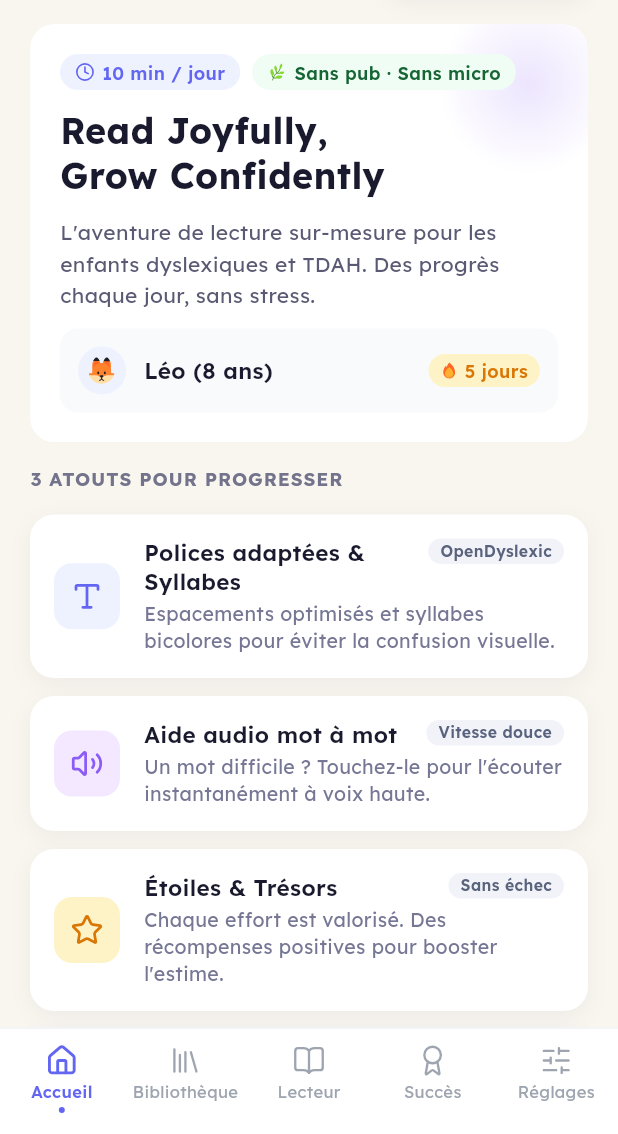
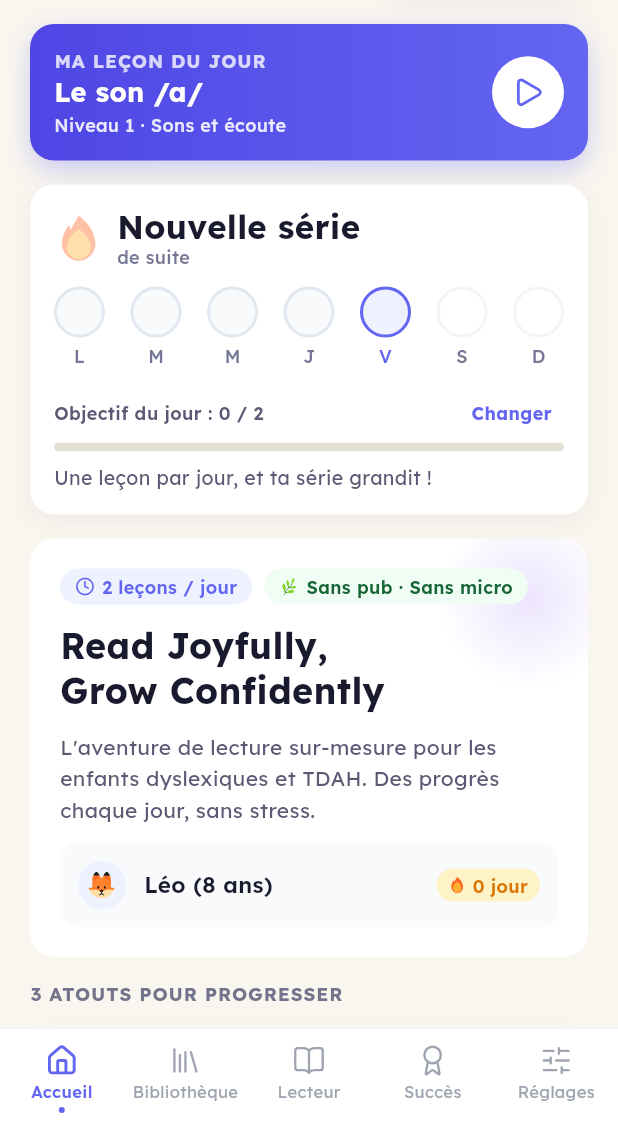
Before and after one commit to gedeonkiaba/natanga-ai, a Flutter app: the screen it shows after launch, on a phone screen of 412 x 824 dp, the part 102-1236 px from its top. Run offline on Flutter 3.47's test engine with Material 3 defaults, Android fonts, the phone set to English and light mode, and no system bars; our stand-ins replace dio, flutter_riverpod, flutter_secure_storage, flutter_svg, flutter_tts, go_router and 1 more.

Commit message:
Daily habit loop: lesson of the day, streak, daily goal, jokers
- habit.dart (pure, tested): streak of consecutive days with a lesson or
  story, daily goal (1/2/3, chosen by the child), a joker every 7 streak
  days (max 2) that silently protects a missed day; DST-safe; 90-day
  history stored with the progress (old saves load with a fresh habit).
- Home: 'Ma leçon du jour' card starts the next lesson in one tap; streak
  card with the week (done / protected / today), daily goal bar, 'Changer'
  goal picker and encouraging copy; real streak in the profile row.
- Lesson end: recorded immediately; celebrates streak (+1, milestones),
  goal reached, joker earned/used; 'Leçon suivante' chains lessons,
  'Recommencer' when under 70 %; lesson route keyed by URI.
- Clock injectable for tests; 10 new tests (83). docs/29.

Co-Authored-By: Claude Opus 5.5 <noreply@anthropic.com>
Claude-Session: https://claude.ai/code/session_01MCupzEsqksPnL8oK8W5H5G

```diff
--- a/apps/mobile-flutter/lib/domain/pedagogy.dart
+++ b/apps/mobile-flutter/lib/domain/pedagogy.dart
@@ -256,3 +256,15 @@ List<NodeState> computeTreeState(List<SkillNode> nodes, Map<String, (NodeStatus,
         NodeState(n, mastered >= n.unlockedWhen ? NodeStatus.available : NodeStatus.locked, 0),
   ];
 }
+
+/// Prochaine leçon à faire : la première commencée ou disponible, dans l'ordre du parcours.
+/// `null` quand tout est maîtrisé.
+NodeState? nextLessonNode(List<NodeState> states) {
+  for (final s in states) {
+    if (s.status == NodeStatus.inProgress || s.status == NodeStatus.available) return s;
+  }
+  return null;
+}
+
+/// Niveau d'un nœud du parcours.
+CurriculumLevel? levelOf(SkillNode node) => curriculumLevels.where((l) => l.key == node.level).firstOrNull;
--- /dev/null
+++ b/apps/mobile-flutter/lib/features/habit.dart
@@ -0,0 +1,194 @@
+/// Habitude de lecture, à la façon de Duolingo mais sans pression :
+/// - **série** : nombre de jours d'affilée avec au moins une leçon ou une histoire ;
+/// - **objectif du jour** : 1, 2 ou 3 activités, choisi par l'enfant ;
+/// - **joker** : gagné tous les 7 jours de série (2 au plus), il protège automatiquement
+///   un jour oublié. Une série perdue n'est jamais reprochée : on en recommence une.
+///
+/// Logique pure (dates locales `aaaa-mm-jj`), sans Flutter ni stockage.
+library;
+
+/// Objectifs proposés (activités par jour) et leur nom.
+const dailyGoals = {1: 'Tranquille', 2: 'Régulier', 3: 'Champion'};
+const defaultDailyGoal = 2;
+
+/// Un joker tous les 7 jours de série ; on en garde 2 au plus.
+const jokerEvery = 7;
+const maxJokers = 2;
+
+/// Paliers de série fêtés en fin de leçon.
+const streakMilestones = [3, 7, 14, 30, 50, 100];
+
+/// Historique conservé (jours).
+const habitHistoryDays = 90;
+
+String dayKey(DateTime d) => '${d.year.toString().padLeft(4, '0')}-${d.month.toString().padLeft(2, '0')}-${d.day.toString().padLeft(2, '0')}';
+
+DateTime _day(DateTime d) => DateTime(d.year, d.month, d.day);
+DateTime _parse(String key) => DateTime.parse(key);
+
+/// Nombre de jours entre deux dates (calendrier local, changements d'heure compris).
+int daysBetween(DateTime from, DateTime to) => (_day(to).difference(_day(from)).inHours / 24).round();
+
+class Habit {
+  const Habit({this.days = const {}, this.frozen = const {}, this.dailyGoal = defaultDailyGoal, this.jokers = 0});
+
+  /// Activités terminées par jour (`aaaa-mm-jj` → nombre).
+  final Map<String, int> days;
+
+  /// Jours oubliés protégés par un joker.
+  final Set<String> frozen;
+  final int dailyGoal;
+  final int jokers;
+
+  static const initial = Habit();
+
+  bool _covered(String key) => (days[key] ?? 0) > 0 || frozen.contains(key);
+
+  int doneOn(DateTime day) => days[dayKey(day)] ?? 0;
+  bool activeOn(DateTime day) => doneOn(day) > 0;
+  bool goalReachedOn(DateTime day) => doneOn(day) >= dailyGoal;
+
+  /// Série en cours. Tant que la journée n'est pas finie, la série d'hier compte encore.
+  int streak(DateTime today) {
+    var d = _day(today);
+    if (!_covered(dayKey(d))) d = d.subtract(const Duration(days: 1));
+    var n = 0;
+    while (_covered(dayKey(d))) {
+      if ((days[dayKey(d)] ?? 0) > 0) n++; // un jour protégé garde la série sans l'allonger
+      d = d.subtract(const Duration(days: 1));
+    }
+    return n;
+  }
+
+  /// La semaine en cours, du lundi au dimanche.
+  List<WeekDay> week(DateTime today) {
+    final t = _day(today);
+    final monday = t.subtract(Duration(days: t.weekday - 1));
+    return [
+      for (var i = 0; i < 7; i++)
+        () {
+          final d = monday.add(Duration(days: i));
+          final key = dayKey(d);
+          final state = d.isAfter(t)
+              ? DayState.future
+              : (days[key] ?? 0) > 0
+              ? DayState.done
+              : frozen.contains(key)
+              ? DayState.frozen
+              : d == t
+              ? DayState.today
+              : DayState.missed;
+          return WeekDay(d, state);
+        }(),
+    ];
+  }
+
+  Habit copyWith({Map<String, int>? days, Set<String>? frozen, int? dailyGoal, int? jokers}) => Habit(
+    days: days ?? this.days,
+    frozen: frozen ?? this.frozen,
+    dailyGoal: dailyGoal ?? this.dailyGoal,
+    jokers: jokers ?? this.jokers,
+  );
+
+  Map<String, Object?> toJson() => {'days': days, 'frozen': frozen.toList()..sort(), 'dailyGoal': dailyGoal, 'jokers': jokers};
+
+  static Habit fromJson(Object? raw) {
+    if (raw is! Map) return initial;
+    final goal = (raw['dailyGoal'] as num?)?.toInt() ?? defaultDailyGoal;
+    return Habit(
+      days: {for (final e in (raw['days'] as Map? ?? {}).entries) e.key as String: (e.value as num).toInt()},
+      frozen: {for (final d in raw['frozen'] as List? ?? []) d as String},
+      dailyGoal: dailyGoals.containsKey(goal) ? goal : defaultDailyGoal,
+      jokers: ((raw['jokers'] as num?)?.toInt() ?? 0).clamp(0, maxJokers),
+    );
+  }
+}
+
+enum DayState { done, frozen, today, missed, future }
+
+class WeekDay {
+  const WeekDay(this.date, this.state);
+  final DateTime date;
+  final DayState state;
+}
+
+/// Ce qu'une activité vient de changer, pour la fête de fin de leçon.
+class HabitChange {
+  const HabitChange({
+    required this.streakBefore,
+    required this.streakAfter,
+    required this.doneToday,
+    required this.goal,
+    required this.jokerEarned,
+    required this.jokersUsed,
+  });
+
+  /// Compare l'habitude avant et après une activité du jour [now].
+  factory HabitChange.between(Habit before, Habit after, DateTime now) => HabitChange(
+    streakBefore: before.streak(now),
+    streakAfter: after.streak(now),
+    doneToday: after.doneOn(now),
+    goal: after.dailyGoal,
+    jokerEarned: after.jokers > before.jokers,
+    jokersUsed: after.frozen.difference(before.frozen).length,
+  );
+
+  final int streakBefore;
+  final int streakAfter;
+  final int doneToday;
+  final int goal;
+  final bool jokerEarned;
+  final int jokersUsed;
+
+  /// Première activité du jour : la série vient de grandir.
+  bool get streakExtended => streakAfter > streakBefore;
+  bool get goalJustReached => doneToday == goal;
+  bool get goalReached => doneToday >= goal;
+
+  /// Palier atteint aujourd'hui (3, 7, 14…), sinon null.
+  int? get milestone => streakExtended && streakMilestones.contains(streakAfter) ? streakAfter : null;
+}
+
+/// Enregistre une activité terminée (leçon ou histoire) à la date [now].
+/// Les jours oubliés juste avant sont protégés par les jokers disponibles, s'il y en a assez.
+Habit recordActivity(Habit h, DateTime now) {
+  final today = _day(now);
+  final key = dayKey(today);
+  final firstToday = (h.days[key] ?? 0) == 0;
+
+  var jokers = h.jokers;
+  final frozen = {...h.frozen};
+  if (firstToday) {
+    final covered = {...h.days.keys.where((k) => (h.days[k] ?? 0) > 0), ...h.frozen};
+    if (covered.isNotEmpty) {
+      final last = covered.map(_parse).reduce((a, b) => a.isAfter(b) ? a : b);
+      final missed = daysBetween(last, today) - 1;
+      if (missed > 0 && missed <= jokers) {
+        for (var i = 1; i <= missed; i++) {
+          frozen.add(dayKey(DateTime(last.year, last.month, last.day + i)));
+        }
+        jokers -= missed;
+      }
+    }
+  }
+
+  // Historique borné : on oublie au-delà de 90 jours.
+  final cutoff = today.subtract(const Duration(days: habitHistoryDays));
+  bool recent(String k) => !_parse(k).isBefore(cutoff);
+  final next = h.copyWith(
+    days: {
+      for (final e in h.days.entries)
+        if (recent(e.key)) e.key: e.value,
+      key: (h.days[key] ?? 0) + 1,
+    },
+    frozen: frozen.where(recent).toSet(),
+    jokers: jokers,
+  );
+  // Un joker tous les 7 jours de série, à la première activité du jour.
+  final after = next.streak(today);
+  final earned = firstToday && after > 0 && after % jokerEvery == 0 && next.jokers < maxJokers;
+  return earned ? next.copyWith(jokers: next.jokers + 1) : next;
+}
+
+/// Change l'objectif du jour (1, 2 ou 3).
+Habit setDailyGoal(Habit h, int goal) => dailyGoals.containsKey(goal) ? h.copyWith(dailyGoal: goal) : h;
--- a/apps/mobile-flutter/lib/router.dart
+++ b/apps/mobile-flutter/lib/router.dart
@@ -82,7 +82,8 @@ final routerProvider = Provider<GoRouter>((ref) {
         builder: (_, state) {
           // `nodeId` optionnel (ex. /lesson?node=n-letters-a).
           final nodeId = state.uri.queryParameters['node'] ?? '';
-          return LessonScreen(nodeId: nodeId);
+          // Clé = adresse complète : « Leçon suivante » et « Recommencer » repartent d'une leçon neuve.
+          return LessonScreen(key: ValueKey(state.uri.toString()), nodeId: nodeId);
         },
       ),
     ],
--- /dev/null
+++ b/apps/mobile-flutter/lib/screens/habit_widgets.dart
@@ -0,0 +1,311 @@
+import 'package:flutter/material.dart';
+
+import '../design/tokens.dart';
+import '../design/widgets.dart';
+import '../domain/pedagogy.dart';
+import '../features/habit.dart';
+
+String daysLabel(int n) => n <= 1 ? '$n jour' : '$n jours';
+
+/// Grande carte d'accueil : la prochaine leçon du parcours, en un geste (comme Duolingo).
+class TodayLessonCard extends StatelessWidget {
+  const TodayLessonCard({super.key, required this.next, required this.onStart, required this.onPath});
+
+  /// Prochaine leçon ; null quand tout le parcours est terminé.
+  final NodeState? next;
+  final VoidCallback onStart;
+  final VoidCallback onPath;
+
+  @override
+  Widget build(BuildContext context) {
+    final node = next?.node;
+    final level = node == null ? null : levelOf(node);
+    final title = node?.title ?? 'Tout le parcours est terminé !';
+    final meta = level == null ? 'Revois une leçon pour rester en forme' : 'Niveau ${level.rank} · ${level.name}';
+    final started = next?.status == NodeStatus.inProgress;
+    return Semantics(
+      button: true,
+      label: node == null ? '$title $meta' : 'Ma leçon du jour : $title, $meta. ${started ? 'Reprendre' : 'Commencer'}',
+      excludeSemantics: true,
+      child: InkWell(
+        onTap: node == null ? onPath : onStart,
+        borderRadius: BorderRadius.circular(Radii.lg),
+        child: Container(
+          padding: const EdgeInsets.all(Space.lg),
+          decoration: BoxDecoration(
+            borderRadius: BorderRadius.circular(Radii.lg),
+            gradient: const LinearGradient(colors: [Palette.indigo600, Palette.indigo500]),
+            boxShadow: Shadows.primary,
+          ),
+          child: Row(
+            children: [
+              Expanded(
+                child: Column(
+                  crossAxisAlignment: CrossAxisAlignment.start,
+                  children: [
+                    Text('MA LEÇON DU JOUR', style: TypeScale.label.copyWith(color: Colors.white.withValues(alpha: 0.78))),
+                    const SizedBox(height: 2),
+                    Text(title, style: TypeScale.button.copyWith(color: Colors.white, fontSize: 18)),
+                    const SizedBox(height: 2),
+                    Text(meta, style: TypeScale.caption.copyWith(color: Colors.white.withValues(alpha: 0.88))),
+                  ],
+                ),
+              ),
+              const SizedBox(width: Space.md),
+              Container(
+                width: 48,
+                height: 48,
+                decoration: const BoxDecoration(color: Colors.white, shape: BoxShape.circle),
+                child: Center(child: AppIcon(node == null ? 'library' : 'play', size: 22, color: Palette.indigo500)),
+              ),
+            ],
+          ),
+        ),
+      ),
+    );
+  }
+}
+
+/// Série, semaine en cours, objectif du jour et jokers.
+class StreakCard extends StatelessWidget {
+  const StreakCard({super.key, required this.habit, required this.today, required this.onChangeGoal});
+  final Habit habit;
+  final DateTime today;
+  final VoidCallback onChangeGoal;
+
+  static const _letters = ['L', 'M', 'M', 'J', 'V', 'S', 'D'];
+  static const _names = ['lundi', 'mardi', 'mercredi', 'jeudi', 'vendredi', 'samedi', 'dimanche'];
+
+  String _message(int streak, int done, int goal) {
+    if (done >= goal) return 'Objectif atteint ! Reviens demain pour faire grandir ta série.';
+    if (done > 0) return 'Encore ${goal - done} pour atteindre ton objectif du jour.';
+    if (streak > 0) return 'Fais une leçon aujourd’hui pour garder ta série de ${daysLabel(streak)}.';
+    return 'Une leçon par jour, et ta série grandit !';
+  }
+
+  @override
+  Widget build(BuildContext context) {
+    final streak = habit.streak(today);
+    final done = habit.doneOn(today);
+    final goal = habit.dailyGoal;
+    final week = habit.week(today);
+    return AppCard(
+      child: Column(
+        crossAxisAlignment: CrossAxisAlignment.start,
+        children: [
+          Row(
+            children: [
+              Semantics(
+                label: streak == 0 ? 'Pas encore de série' : 'Série : ${daysLabel(streak)} d’affilée',
+                excludeSemantics: true,
+                child: Row(
+                  children: [
+                    Opacity(opacity: streak == 0 ? 0.4 : 1, child: const AppIcon('emoji:fire', size: 34)),
+                    const SizedBox(width: Space.sm),
+                    Column(
+                      crossAxisAlignment: CrossAxisAlignment.start,
+                      children: [
+                        Text(streak == 0 ? 'Nouvelle série' : daysLabel(streak), style: TypeScale.title.copyWith(fontSize: 22, height: 1.1)),
+                        Text('de suite', style: TypeScale.caption.copyWith(color: Palette.inkSoft)),
+                      ],
+                    ),
+                  ],
+                ),
+              ),
+              const Spacer(),
+              if (habit.jokers > 0)
+                Semantics(
+                  label: '${habit.jokers} joker${habit.jokers > 1 ? 's' : ''} : protège ta série si tu oublies un jour',
+                  excludeSemantics: true,
+                  child: Pill('${habit.jokers}', tone: Tone.sky, icon: 'shield-check'),
+                ),
+            ],
+          ),
+          const SizedBox(height: Space.md),
+          Row(
+            mainAxisAlignment: MainAxisAlignment.spaceBetween,
+            children: [
+              for (final (i, d) in week.indexed) _Day(letter: _letters[i], name: _names[i], state: d.state),
+            ],
+          ),
+          const SizedBox(height: Space.lg),
+          Row(
+            children: [
+              Expanded(
+                child: Text(
+                  'Objectif du jour : ${done > goal ? goal : done} / $goal',
+                  style: TypeScale.caption.copyWith(color: Palette.inkBody, fontWeight: FontWeight.w600),
+                ),
+              ),
+              Semantics(
+                button: true,
+                label: 'Changer mon objectif (${dailyGoals[goal]})',
+                excludeSemantics: true,
+                child: InkWell(
+                  onTap: onChangeGoal,
+                  borderRadius: BorderRadius.circular(Radii.pill),
+                  child: Padding(
+                    padding: const EdgeInsets.symmetric(horizontal: Space.sm, vertical: Space.xs),
+                    child: Text('Changer', style: TypeScale.caption.copyWith(color: Palette.indigo500, fontWeight: FontWeight.w700)),
+                  ),
+                ),
+              ),
+            ],
+          ),
+          const SizedBox(height: Space.xs),
+          AppProgressBar(value: goal == 0 ? 0 : (done / goal).clamp(0, 1).toDouble(), label: 'Objectif du jour'),
+          const SizedBox(height: Space.sm),
+          Semantics(liveRegion: true, child: Text(_message(streak, done, goal), style: TypeScale.bodySmall.copyWith(color: Palette.inkBody))),
+        ],
+      ),
+    );
+  }
+}
+
+class _Day extends StatelessWidget {
+  const _Day({required this.letter, required this.name, required this.state});
+  final String letter;
+  final String name;
+  final DayState state;
+
+  @override
+  Widget build(BuildContext context) {
+    final (bg, border, child, said) = switch (state) {
+      DayState.done => (Palette.amber100, Palette.amber500, const AppIcon('emoji:fire', size: 18) as Widget, 'fait'),
+      DayState.frozen => (Palette.sky100, Palette.sky600, const AppIcon('shield-check', size: 16, color: Palette.sky600), 'protégé par un joker'),
+      DayState.today => (Palette.indigo50, Palette.indigo500, const SizedBox.shrink(), 'aujourd’hui, à faire'),
+      DayState.missed => (Palette.surfaceMuted, Palette.borderSlate, const SizedBox.shrink(), 'pas de leçon'),
+      DayState.future => (Palette.surface, Palette.borderSoft, const SizedBox.shrink(), 'à venir'),
+    };
+    return Semantics(
+      label: '$name : $said',
+      excludeSemantics: true,
+      child: Column(
+        children: [
+          Container(
+            width: 34,
+            height: 34,
+            decoration: BoxDecoration(color: bg, shape: BoxShape.circle, border: Border.all(color: border, width: 2)),
+            child: Center(child: child),
+          ),
+          const SizedBox(height: 4),
+          Text(letter, style: TypeScale.caption.copyWith(color: state == DayState.today ? Palette.indigo500 : Palette.inkSoft)),
+        ],
+      ),
+    );
+  }
+}
+
+/// Choix de l'objectif du jour : 1, 2 ou 3 activités.
+Future<int?> showGoalPicker(BuildContext context, int current) => showModalBottomSheet<int>(
+  context: context,
+  backgroundColor: Palette.cream,
+  showDragHandle: true,
+  builder: (context) => SafeArea(
+    child: Padding(
+      padding: const EdgeInsets.fromLTRB(Space.xl, 0, Space.xl, Space.xl),
+      child: Column(
+        mainAxisSize: MainAxisSize.min,
+        crossAxisAlignment: CrossAxisAlignment.stretch,
+        children: [
+          Semantics(header: true, child: Text('Mon objectif du jour', style: TypeScale.title)),
+          const SizedBox(height: Space.xs),
+          Text('Une leçon dure environ 7 minutes. Une histoire compte aussi.', style: TypeScale.bodySmall.copyWith(color: Palette.inkBody)),
+          const SizedBox(height: Space.lg),
+          for (final e in dailyGoals.entries) ...[
+            Semantics(
+              button: true,
+              selected: e.key == current,
+              label: '${e.value} : ${e.key} leçon${e.key > 1 ? 's' : ''} par jour',
+              excludeSemantics: true,
+              child: InkWell(
+                onTap: () => Navigator.of(context).pop(e.key),
+                borderRadius: BorderRadius.circular(Radii.md),
+                child: Container(
+                  padding: const EdgeInsets.all(Space.md),
+                  decoration: BoxDecoration(
+                    color: e.key == current ? Palette.teal50 : Palette.surface,
+                    borderRadius: BorderRadius.circular(Radii.md),
+                    border: Border.all(color: e.key == current ? Palette.teal600 : Palette.borderSlate, width: 2),
+                  ),
+                  child: Row(
+                    children: [
+                      Text(e.value, style: TypeScale.cardTitle),
+                      const Spacer(),
+                      Text('${e.key} leçon${e.key > 1 ? 's' : ''} / jour', style: TypeScale.caption.copyWith(color: Palette.inkBody)),
+                    ],
+                  ),
+                ),
+              ),
+            ),
+            const SizedBox(height: Space.sm),
+          ],
+        ],
+      ),
+    ),
+  ),
+);
+
+/// Fête de fin de leçon : série, objectif du jour, joker gagné ou utilisé, palier.
+class HabitCelebration extends StatelessWidget {
+  const HabitCelebration({super.key, required this.change});
+  final HabitChange change;
+
+  @override
+  Widget build(BuildContext context) {
+    final c = change;
+    final lines = <(String, String)>[
+      if (c.milestone != null) ('emoji:glowing-star', '${daysLabel(c.milestone!)} d’affilée : bravo, champion !'),
+      if (c.jokersUsed > 0) ('shield-check', 'Ton joker a protégé ta série pendant ton absence.'),
+      if (c.jokerEarned) ('shield-check', 'Tu gagnes un joker : il protégera ta série si tu oublies un jour.'),
+      if (c.goalJustReached) ('emoji:gem-stone', 'Objectif du jour atteint !'),
+    ];
+    return AppCard(
+      child: Column(
+        crossAxisAlignment: CrossAxisAlignment.start,
+        children: [
+          Semantics(
+            liveRegion: true,
+            label: c.streakExtended ? 'Ta série passe à ${daysLabel(c.streakAfter)}' : 'Série : ${daysLabel(c.streakAfter)}',
+            excludeSemantics: true,
+            child: Row(
+              children: [
+                const AppIcon('emoji:fire', size: 34),
+                const SizedBox(width: Space.sm),
+                Expanded(
+                  child: Column(
+                    crossAxisAlignment: CrossAxisAlignment.start,
+                    children: [
+                      Text(daysLabel(c.streakAfter), style: TypeScale.title.copyWith(height: 1.1)),
+                      Text(
+                        c.streakExtended ? (c.streakAfter == 1 ? 'Ta série commence !' : '+1 : ta série continue !') : 'Ta série est déjà comptée aujourd’hui',
+                        style: TypeScale.caption.copyWith(color: c.streakExtended ? Palette.amber600 : Palette.inkSoft, fontWeight: FontWeight.w600),
+                      ),
+                    ],
+                  ),
+                ),
+              ],
+            ),
+          ),
+          const SizedBox(height: Space.md),
+          Text(
+            'Objectif du jour : ${c.doneToday > c.goal ? c.goal : c.doneToday} / ${c.goal}',
+            style: TypeScale.caption.copyWith(color: Palette.inkBody, fontWeight: FontWeight.w600),
+          ),
+          const SizedBox(height: Space.xs),
+          AppProgressBar(value: (c.doneToday / c.goal).clamp(0, 1).toDouble(), label: 'Objectif du jour'),
+          for (final (icon, text) in lines) ...[
+            const SizedBox(height: Space.sm),
+            Row(
+              children: [
+                AppIcon(icon, size: 18, color: icon.startsWith('emoji:') ? null : Palette.sky600),
+                const SizedBox(width: Space.sm),
+                Expanded(child: Text(text, style: TypeScale.bodySmall.copyWith(color: Palette.ink, fontWeight: FontWeight.w600))),
+              ],
+            ),
+          ],
+        ],
+      ),
+    );
+  }
+}
--- a/apps/mobile-flutter/lib/screens/home_screen.dart
+++ b/apps/mobile-flutter/lib/screens/home_screen.dart
@@ -1,18 +1,29 @@
 import 'package:flutter/material.dart';
+import 'package:flutter_riverpod/flutter_riverpod.dart';
 import 'package:go_router/go_router.dart';
 
 import '../content/demo.dart';
 import '../design/tokens.dart';
 import '../design/widgets.dart';
 import '../navigation.dart';
+import '../domain/pedagogy.dart';
+import '../features/habit.dart';
 import '../router.dart';
+import '../state/clock_provider.dart';
+import '../state/progress_controller.dart';
+import 'habit_widgets.dart';
 
-/// Accueil — reproduction de la maquette approuvée (Sleek).
-class HomeScreen extends StatelessWidget {
+/// Accueil — maquette approuvée (Sleek), avec en tête la boucle quotidienne :
+/// la prochaine leçon en un geste, la série et l'objectif du jour (comme Duolingo).
+class HomeScreen extends ConsumerWidget {
   const HomeScreen({super.key});
 
   @override
-  Widget build(BuildContext context) {
+  Widget build(BuildContext context, WidgetRef ref) {
+    final progress = ref.watch(progressProvider);
+    final today = ref.watch(clockProvider)();
+    final next = nextLessonNode(computeTreeState(curriculumNodes, progress.treeProgress));
+    final habit = progress.habit;
     return AppScreen(
       nav: BottomNav(items: Tabs.home(context), active: 'accueil', indicator: NavIndicator.dot),
       children: [
@@ -23,7 +34,20 @@ class HomeScreen extends StatelessWidget {
             _ParentSpaceButton(onTap: () => context.go(Routes.parent)),
           ],
         ),
-        _WelcomeCard(onProfile: () => context.go(Routes.profile)),
+        TodayLessonCard(
+          next: next,
+          onStart: () => context.go('${Routes.lesson}?node=${next!.node.id}'),
+          onPath: () => context.go(Routes.tree),
+        ),
+        StreakCard(
+          habit: habit,
+          today: today,
+          onChangeGoal: () async {
+            final goal = await showGoalPicker(context, habit.dailyGoal);
+            if (goal != null) ref.read(progressProvider.notifier).update((s) => s.copyWith(habit: setDailyGoal(s.habit, goal)));
+          },
+        ),
+        _WelcomeCard(onProfile: () => context.go(Routes.profile), streak: habit.streak(today), goal: habit.dailyGoal),
         Text(HomeContent.sectionLabel.toUpperCase(), style: TypeScale.label.copyWith(color: Palette.inkLabel)),
         Column(
           children: [
@@ -76,8 +100,10 @@ class _ParentSpaceButton extends StatelessWidget {
 }
 
 class _WelcomeCard extends StatelessWidget {
-  const _WelcomeCard({required this.onProfile});
+  const _WelcomeCard({required this.onProfile, required this.streak, required this.goal});
   final VoidCallback onProfile;
+  final int streak;
+  final int goal;
 
   @override
   Widget build(BuildContext context) => ClipRRect(
@@ -103,7 +129,11 @@ class _WelcomeCard extends StatelessWidget {
           Column(
             crossAxisAlignment: CrossAxisAlignment.start,
             children: [
-              const Wrap(spacing: Space.sm, runSpacing: Space.sm, children: [Pill(HomeContent.timeChip, icon: 'clock'), _PrivacyChip()]),
+              Wrap(
+                spacing: Space.sm,
+                runSpacing: Space.sm,
+                children: [Pill('$goal leçon${goal > 1 ? 's' : ''} / jour', icon: 'clock'), const _PrivacyChip()],
+              ),
               const SizedBox(height: Space.md),
               Semantics(header: true, child: Text(HomeContent.promise, style: TypeScale.hero)),
               const SizedBox(height: Space.md),
@@ -140,7 +170,7 @@ class _WelcomeCard extends StatelessWidget {
                               const AppIcon('emoji:fire', size: 12),
                               const SizedBox(width: 4),
                               Text(
-                                HomeContent.streak,
+                                daysLabel(streak),
                                 style: TypeScale.caption.copyWith(color: Palette.amber600, fontWeight: FontWeight.w600),
                               ),
                             ],
--- /dev/null
+++ b/apps/mobile-flutter/lib/state/clock_provider.dart
@@ -0,0 +1,4 @@
+import 'package:flutter_riverpod/flutter_riverpod.dart';
+
+/// Horloge de l'app (date du jour pour la série) ; remplaçable en test.
+final clockProvider = Provider<DateTime Function()>((ref) => DateTime.now);
```
Also changed, not shown: apps/mobile-flutter/lib/features/progress.dart (+24 -3 lines), apps/mobile-flutter/lib/screens/lesson_screen.dart (+48 -8 lines), 4 other files.
